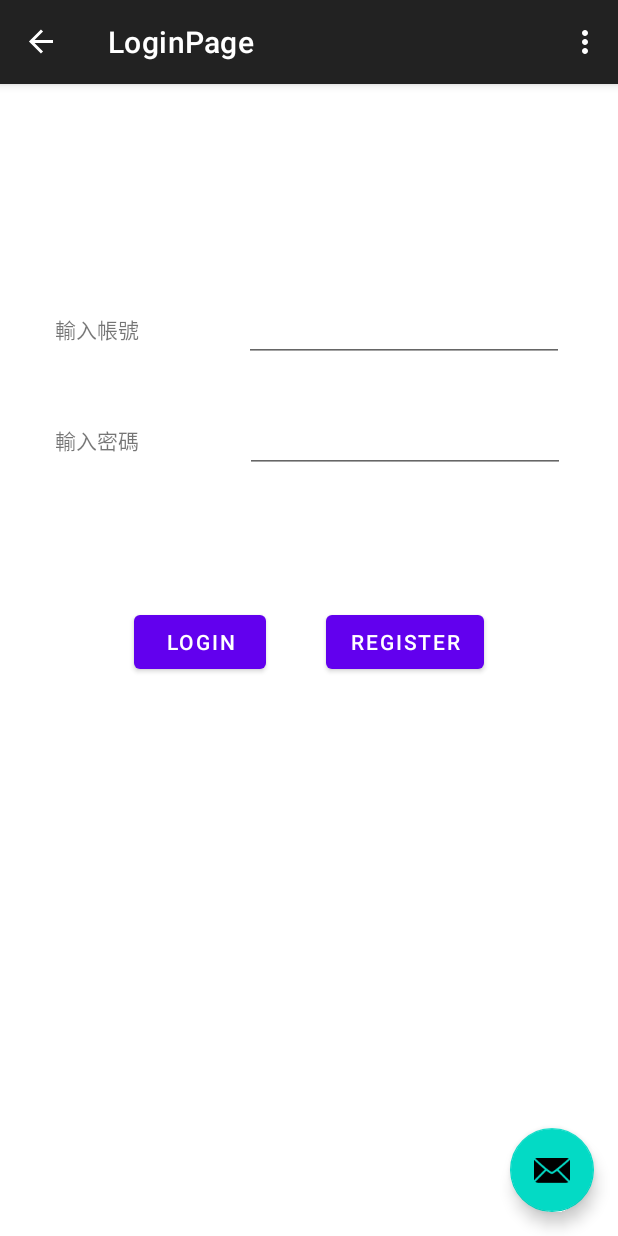
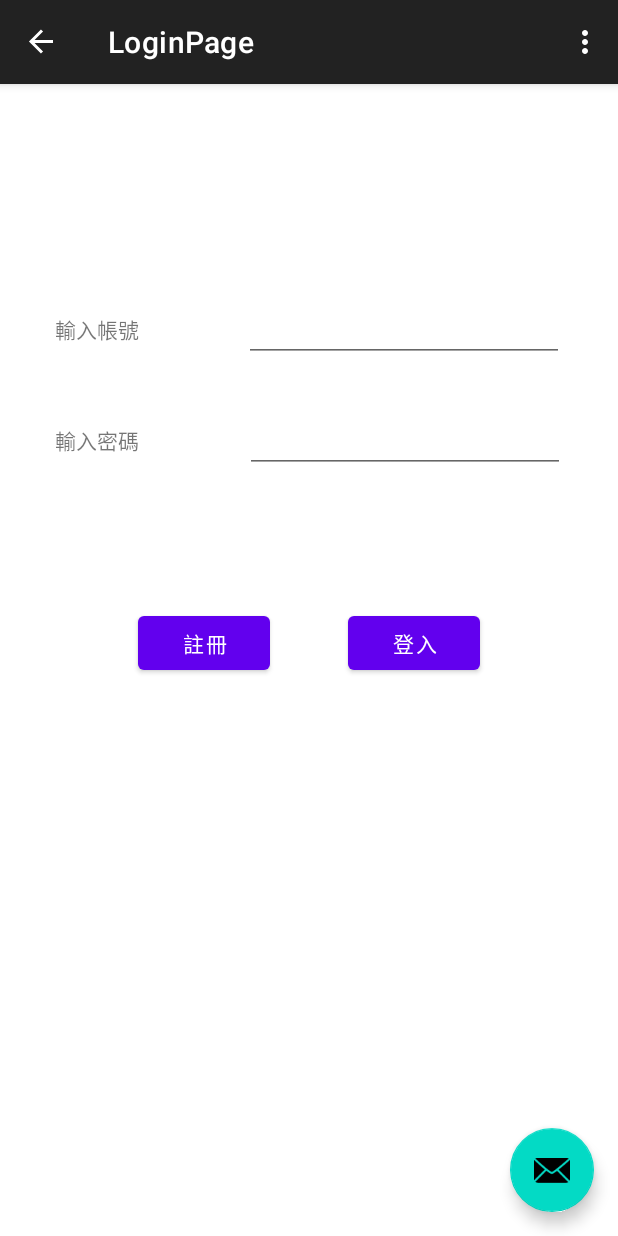
Before and after one commit to C109118205/CakeShop, an Android app: the screen it shows after launch (MainActivity), after a tap on "LOGIN", on a phone screen of 412 x 824 dp. Run offline under Robolectric (Android 15) with nearby library versions, the phone set to English and light mode, and no system bars; our stand-ins replace navigation-ui.

Commit message:
add login and register

```diff
--- a/app/src/main/res/layout/fragment_login.xml
+++ b/app/src/main/res/layout/fragment_login.xml
@@ -9,36 +9,38 @@
     <androidx.constraintlayout.widget.ConstraintLayout
         android:layout_width="match_parent"
         android:layout_height="match_parent"
-        tools:layout_editor_absoluteX="16dp"
+        tools:layout_editor_absoluteX="-63dp"
         tools:layout_editor_absoluteY="0dp">
 
         <Button
             android:id="@+id/LoginUserButton"
             android:layout_width="wrap_content"
             android:layout_height="wrap_content"
-            android:layout_marginStart="80dp"
-            android:layout_marginEnd="31dp"
-            android:text="Login"
+            android:layout_marginStart="25dp"
+            android:layout_marginEnd="90dp"
+            android:text="@string/Login"
             app:layout_constraintBottom_toBottomOf="parent"
-            app:layout_constraintEnd_toStartOf="@+id/RegisterPageButton"
-            app:layout_constraintStart_toStartOf="parent"
+            app:layout_constraintEnd_toEndOf="parent"
+            app:layout_constraintStart_toEndOf="@+id/RegisterPageButton"
             app:layout_constraintTop_toTopOf="parent"
-            app:layout_constraintVertical_bias="0.483" />
+            app:layout_constraintVertical_bias="0.484" />
 
         <Button
             android:id="@+id/RegisterPageButton"
             android:layout_width="wrap_content"
             android:layout_height="wrap_content"
-            android:layout_marginEnd="80dp"
-            android:text="Register"
+            android:layout_marginStart="90dp"
+            android:layout_marginEnd="25dp"
+            android:text="@string/register"
             app:layout_constraintBottom_toBottomOf="parent"
-            app:layout_constraintEnd_toEndOf="parent"
-            app:layout_constraintHorizontal_bias="0.256"
-            app:layout_constraintStart_toEndOf="@+id/LoginUserButton"
+            app:layout_constraintEnd_toStartOf="@+id/LoginUserButton"
+            app:layout_constraintHorizontal_bias="0.604"
+            app:layout_constraintStart_toStartOf="parent"
             app:layout_constraintTop_toTopOf="parent"
-            app:layout_constraintVertical_bias="0.483" />
+            app:layout_constraintVertical_bias="0.484" />
 
         <LinearLayout
+            android:id="@+id/linearLayout3"
             android:layout_width="0dp"
             android:layout_height="223dp"
             android:layout_marginTop="92dp"
--- a/app/src/main/res/layout/fragment_register.xml
+++ b/app/src/main/res/layout/fragment_register.xml
@@ -17,7 +17,7 @@
             android:layout_height="wrap_content"
             android:layout_marginStart="30dp"
             android:layout_marginEnd="20dp"
-            android:text="Cancel"
+            android:text="@string/cancel"
             app:layout_constraintBottom_toBottomOf="parent"
             app:layout_constraintEnd_toStartOf="@+id/Clear"
             app:layout_constraintStart_toStartOf="parent"
@@ -30,7 +30,7 @@
             android:layout_height="wrap_content"
             android:layout_marginStart="20dp"
             android:layout_marginEnd="30dp"
-            android:text="Register"
+            android:text="@string/register"
             app:layout_constraintBottom_toBottomOf="parent"
             app:layout_constraintEnd_toEndOf="parent"
             app:layout_constraintStart_toEndOf="@+id/Clear"
@@ -41,7 +41,7 @@
             android:id="@+id/Clear"
             android:layout_width="wrap_content"
             android:layout_height="wrap_content"
-            android:text="Clear"
+            android:text="@string/clear"
             app:layout_constraintBottom_toBottomOf="parent"
             app:layout_constraintEnd_toStartOf="@+id/RegisterUserbutton"
             app:layout_constraintStart_toEndOf="@+id/Cancel"
--- a/app/src/main/res/navigation/nav_graph.xml
+++ b/app/src/main/res/navigation/nav_graph.xml
@@ -24,6 +24,9 @@
         <action
             android:id="@+id/action_LoginFragment_to_RegisterFragment"
             app:destination="@id/RegisterFragment" />
+        <action
+            android:id="@+id/action_LoginFragment_to_HomeFragment"
+            app:destination="@id/HomeFragment" />
     </fragment>
     <fragment
         android:id="@+id/RegisterFragment"
--- a/app/src/main/res/values/strings.xml
+++ b/app/src/main/res/values/strings.xml
@@ -21,4 +21,8 @@
     <string name="check_password">確認密碼</string>
     <string name="menu_shop">商品</string>
     <string name="menu_home">首頁</string>
+    <string name="Login">登入</string>
+    <string name="register">註冊</string>
+    <string name="cancel">取消</string>
+    <string name="clear">清除</string>
 </resources>
```
Also changed, not shown: app/src/main/java/com/example/cakeshop/LoginFragment.java (+42 -22 lines), app/src/main/java/com/example/cakeshop/RegisterFragment.java (+64 -17 lines).
